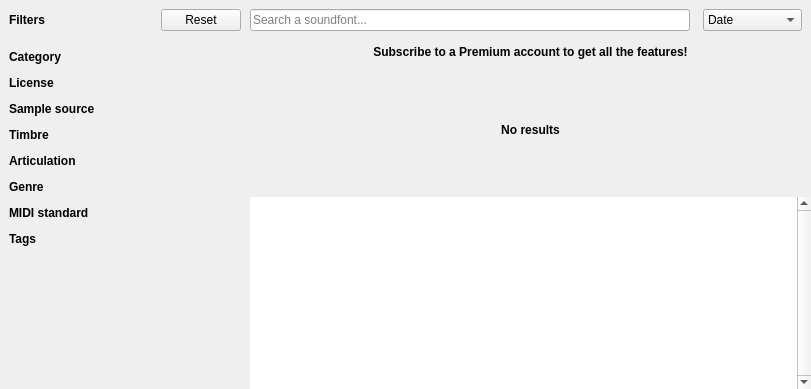
The window that sources/repository/browser/soundfontbrowser.ui (davy7125/polyphone) describes before a commit, drawn with Qt 5.
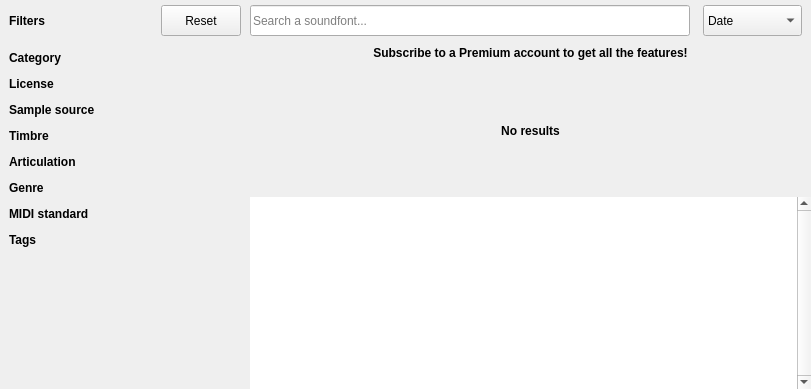
The same window after the commit. Custom widgets are drawn as their Qt base class.

Patch:
```diff
--- a/sources/repository/browser/soundfontbrowser.ui
+++ b/sources/repository/browser/soundfontbrowser.ui
@@ -155,8 +155,8 @@
            <rect>
             <x>0</x>
             <y>0</y>
-            <width>236</width>
-            <height>340</height>
+            <width>250</width>
+            <height>347</height>
            </rect>
           </property>
           <layout class="QVBoxLayout" name="verticalLayout">
@@ -307,6 +307,18 @@
        </item>
        <item row="0" column="1">
         <widget class="QFrame" name="frameSearch">
+         <property name="minimumSize">
+          <size>
+           <width>0</width>
+           <height>42</height>
+          </size>
+         </property>
+         <property name="maximumSize">
+          <size>
+           <width>16777215</width>
+           <height>42</height>
+          </size>
+         </property>
          <property name="frameShape">
           <enum>QFrame::NoFrame</enum>
          </property>
@@ -314,13 +326,16 @@
           <property name="leftMargin">
            <number>0</number>
           </property>
+          <property name="topMargin">
+           <number>5</number>
+          </property>
           <property name="bottomMargin">
-           <number>10</number>
+           <number>6</number>
           </property>
           <item>
            <widget class="QLineEdit" name="lineSearch">
             <property name="sizePolicy">
-             <sizepolicy hsizetype="Expanding" vsizetype="Preferred">
+             <sizepolicy hsizetype="Expanding" vsizetype="Expanding">
               <horstretch>0</horstretch>
               <verstretch>0</verstretch>
              </sizepolicy>
@@ -351,7 +366,7 @@
             <item>
              <widget class="QComboBox" name="comboSort">
               <property name="sizePolicy">
-               <sizepolicy hsizetype="Preferred" vsizetype="Preferred">
+               <sizepolicy hsizetype="Preferred" vsizetype="Expanding">
                 <horstretch>0</horstretch>
                 <verstretch>0</verstretch>
                </sizepolicy>
@@ -416,12 +431,27 @@
        </item>
        <item row="0" column="0">
         <widget class="QFrame" name="frameTitle">
+         <property name="minimumSize">
+          <size>
+           <width>0</width>
+           <height>42</height>
+          </size>
+         </property>
+         <property name="maximumSize">
+          <size>
+           <width>16777215</width>
+           <height>42</height>
+          </size>
+         </property>
          <property name="frameShape">
           <enum>QFrame::NoFrame</enum>
          </property>
          <layout class="QHBoxLayout" name="horizontalLayout">
+          <property name="topMargin">
+           <number>5</number>
+          </property>
           <property name="bottomMargin">
-           <number>10</number>
+           <number>6</number>
           </property>
           <item>
            <widget class="QLabel" name="label_2">
@@ -452,7 +482,7 @@
           <item>
            <widget class="QPushButton" name="pushResetFilters">
             <property name="sizePolicy">
-             <sizepolicy hsizetype="Minimum" vsizetype="Preferred">
+             <sizepolicy hsizetype="Minimum" vsizetype="Expanding">
               <horstretch>0</horstretch>
               <verstretch>0</verstretch>
              </sizepolicy>
```
